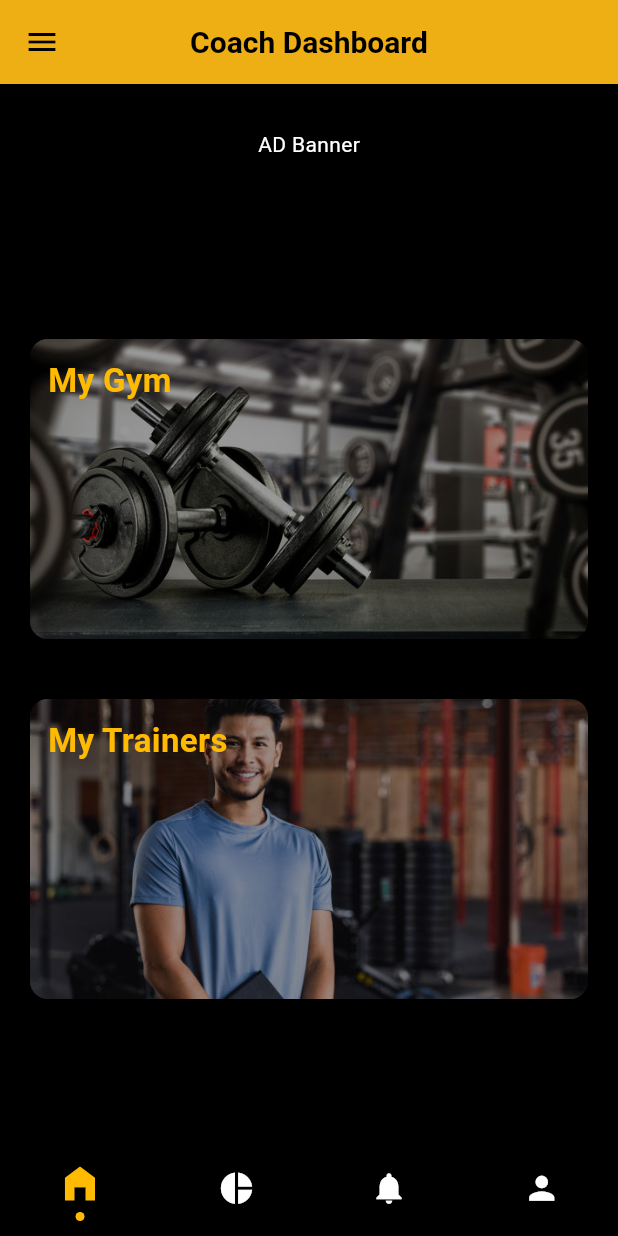
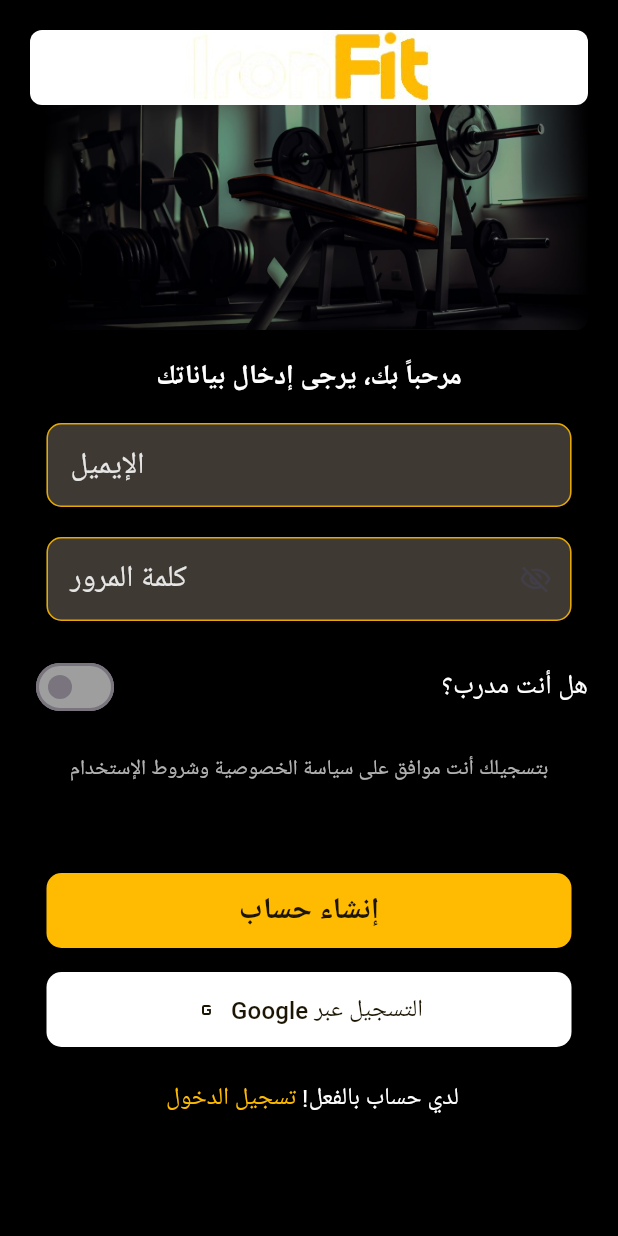
Before and after one commit to mohammadabusalh1/ironfit, a Flutter app: the screen it shows after launch, on a phone screen of 412 x 824 dp. Run offline on Flutter 3.47's test engine with Material 3 defaults, Android fonts, the phone set to English and light mode, and no system bars; our stand-ins replace get; Roboto replaces fonts that are missing (Inter).

Commit message:
SignUp Screen creation With it's widget

```diff
--- a/lib/core/presention/style/assets.dart
+++ b/lib/core/presention/style/assets.dart
@@ -1,4 +1,7 @@
 class Assets {
   static const String myGymImage = 'assets/images/gym.jpg';
   static const String myTrainerImage = 'assets/images/trainer.jpg';
+  static const String singUpImage = 'assets/images/signOne.jpeg';
+  static const String ironFit = 'assets/images/ironFit.jpg';
+  static const String ironFitLogo = 'assets/images/ironFitLogo.png';
 }
--- a/lib/core/routes/routes.dart
+++ b/lib/core/routes/routes.dart
@@ -1,11 +1,13 @@
 import 'package:flutter/material.dart';
 import 'package:ironfit/features/dashboard/screens/coach_dashboard.dart';
 import 'package:ironfit/features/my_gym/screens/my_gym_screen.dart';
+import 'package:ironfit/features/regestraion/register/widgets/sign_up_body.dart';
 
 class Routes {
   static const String home = '/';
   static const String coachDashboard = '/coachDashboard';
   static const String myGym = '/gymScreen';
+  static const String singUp = '/singUpScreen';
 }
 
 Route<dynamic> generateRoute(RouteSettings settings) {
@@ -14,6 +16,8 @@ Route<dynamic> generateRoute(RouteSettings settings) {
       return MaterialPageRoute(builder: (_) => CoachDashboard());
     case Routes.myGym:
       return MaterialPageRoute(builder: (_) => MyGymScreen());
+    case Routes.singUp:
+      return MaterialPageRoute(builder: (_) => const SignUpBody());
 
     default:
       return MaterialPageRoute(
--- /dev/null
+++ b/lib/features/regestraion/register/screens/sing_up_screen.dart
@@ -0,0 +1,15 @@
+import 'package:flutter/material.dart';
+import 'package:ironfit/features/regestraion/register/widgets/sign_up_body.dart';
+
+class SignUpScreen extends StatelessWidget {
+
+
+  const SignUpScreen({super.key});
+
+  @override
+  Widget build(BuildContext context) {
+    return const Scaffold(
+      body: SignUpBody(),
+    );
+  }
+}
--- /dev/null
+++ b/lib/features/regestraion/register/widgets/sign_up_body.dart
@@ -0,0 +1,281 @@
+import 'package:flutter/material.dart';
+import 'package:ironfit/core/presention/style/assets.dart';
+
+class SignUpBody extends StatefulWidget {
+
+  const SignUpBody({super.key});
+
+  @override
+  State<SignUpBody> createState() => _SignUpBodyState();
+}
+
+class _SignUpBodyState extends State<SignUpBody> {
+  final TextEditingController emailController = TextEditingController();
+
+  final TextEditingController passwordController = TextEditingController();
+
+  bool passwordVisibility = false;
+
+  bool isCoach = false;
+
+  @override
+  Widget build(BuildContext context) {
+    return GestureDetector(
+      onTap: () => FocusScope.of(context).unfocus(),
+      child: Scaffold(
+        backgroundColor: Colors.black,
+        body: SafeArea(
+          child: SingleChildScrollView(
+            child: Padding(
+              padding: const EdgeInsets.all(20.0),
+              child: Column(
+                mainAxisSize: MainAxisSize.max,
+                children: [
+                  _buildHeaderImages(),
+                  const SizedBox(height: 18),
+                  _buildWelcomeText(context),
+                  const SizedBox(height: 18),
+                  _buildEmailTextField(context),
+                  const SizedBox(height: 20),
+                  _buildPasswordTextField(context),
+                  const SizedBox(height: 20),
+                  _buildCoachSwitch(context),
+                  const SizedBox(height: 20),
+                  _buildPrivacyText(context),
+                  const SizedBox(height: 12),
+                  _buildRegisterButton(),
+                  const SizedBox(height: 12),
+                  _buildGoogleRegisterButton(),
+                  const SizedBox(height: 10),
+                  _buildLoginText(context),
+                ],
+              ),
+            ),
+          ),
+        ),
+      ),
+    );
+  }
+
+  Widget _buildHeaderImages() {
+    return Stack(
+      children: [
+        ClipRRect(
+          borderRadius: BorderRadius.circular(8),
+          child: Image.asset(
+          Assets.singUpImage,
+            width: double.infinity,
+            height: 200,
+            fit: BoxFit.cover,
+          ),
+        ),
+        ClipRRect(
+          borderRadius: BorderRadius.circular(8),
+          child: Image.asset(
+            Assets.ironFitLogo,
+            width: double.infinity,
+            height: 50,
+            fit: BoxFit.cover,
+            alignment: const Alignment(0, 0),
+          ),
+        ),
+      ],
+    );
+  }
+
+  Widget _buildWelcomeText(BuildContext context) {
+    return const Text(
+      'مرحباً بك، يرجى إدخال بياناتك',
+      style: TextStyle(
+        fontFamily: 'Inter',
+        color: Colors.white,
+        fontSize: 18,
+        fontWeight: FontWeight.w600,
+      ),
+    );
+  }
+
+  Widget _buildEmailTextField(BuildContext context) {
+    return Opacity(
+      opacity: 0.9,
+      child: Container(
+        width: 350,
+        child: TextFormField(
+          controller: emailController,
+          decoration: InputDecoration(
+            labelText: 'الإيميل',
+            hintText: 'abc@gmail.com',
+            labelStyle: const TextStyle(color: Colors.white, fontSize: 20),
+            filled: true,
+            fillColor: const Color(0xFF454038),
+            enabledBorder: OutlineInputBorder(
+              borderSide: const BorderSide(color: Color(0xFFFFBB02), width: 1),
+              borderRadius: BorderRadius.circular(10),
+            ),
+            focusedBorder: OutlineInputBorder(
+              borderRadius: BorderRadius.circular(10),
+            ),
+          ),
+          style: const TextStyle(color: Colors.white, fontSize: 16),
+        ),
+      ),
+    );
+  }
+
+  Widget _buildPasswordTextField(BuildContext context) {
+    return Opacity(
+      opacity: 0.9,
+      child: SizedBox(
+        width: 350,
+        child: StatefulBuilder(
+          builder: (context, setState) {
+            return TextFormField(
+              controller: passwordController,
+              obscureText: !passwordVisibility,
+              decoration: InputDecoration(
+                labelText: 'كلمة المرور',
+                hintText: '**',
+                labelStyle: const TextStyle(color: Colors.white, fontSize: 20),
+                filled: true,
+                fillColor: const Color(0xFF454038),
+                enabledBorder: OutlineInputBorder(
+                  borderSide: const BorderSide(color: Color(0xFFFFBB02), width: 1),
+                  borderRadius: BorderRadius.circular(10),
+                ),
+                suffixIcon: InkWell(
+                  onTap: () => setState(() {
+                    passwordVisibility = !passwordVisibility;
+                  }),
+                  child: Icon(
+                    passwordVisibility
+                        ? Icons.visibility_outlined
+                        : Icons.visibility_off_outlined,
+                    size: 22,
+                  ),
+                ),
+              ),
+              style: const TextStyle(color: Colors.white, fontSize: 16),
+            );
+          },
+        ),
+      ),
+    );
+  }
+
+  Widget _buildCoachSwitch(BuildContext context) {
+    return Row(
+      mainAxisAlignment: MainAxisAlignment.spaceBetween,
+      children: [
+        Switch.adaptive(
+          value: isCoach,
+          onChanged: (newValue) {
+            isCoach = newValue;
+          },
+          activeColor: const Color(0xFFFFBB02),
+          inactiveTrackColor: Colors.grey,
+        ),
+        const Text(
+          'هل أنت مدرب؟',
+          style: TextStyle(color: Colors.white, fontSize: 18),
+        ),
+      ],
+    );
+  }
+
+  Widget _buildPrivacyText(BuildContext context) {
+    return const Opacity(
+      opacity: 0.7,
+      child: Text(
+        'بتسجيلك أنت موافق على سياسة الخصوصية وشروط الإستخدام',
+        textAlign: TextAlign.center,
+        style: TextStyle(color: Colors.white, fontSize: 14, height: 1.5),
+      ),
+    );
+  }
+
+  Widget _buildRegisterButton() {
+    return SizedBox(
+      height: 100,
+      child: Align(
+        alignment: const AlignmentDirectional(0, 1),
+        child: Padding(
+          padding: const EdgeInsetsDirectional.fromSTEB(0, 0, 0, 4),
+          child: Container(
+            width: double.infinity,
+            constraints: const BoxConstraints(
+              maxWidth: 350,
+              minHeight: 50,
+            ),
+            child: ElevatedButton(
+              onPressed: () {
+              },
+              style: ElevatedButton.styleFrom(
+                foregroundColor: const Color(0xFF1C1503), padding: const EdgeInsets.symmetric(horizontal: 16), backgroundColor: const Color(0xFFFFBB02),
+                textStyle: const TextStyle(
+                  fontFamily: 'Inter',
+                  fontSize: 20,
+                  letterSpacing: 1,
+                  fontWeight: FontWeight.bold,
+                ),
+                elevation: 0,
+                shape: RoundedRectangleBorder(
+                  borderRadius: BorderRadius.circular(10),
+                ),
+              ),
+              child: const Text('إنشاء حساب'),
+            ),
+          ),
+        ),
+      ),
+    );
+  }
+
+  Widget _buildGoogleRegisterButton() {
+
+    return SizedBox(
+      child: Align(
+        alignment: const AlignmentDirectional(0, 1),
+        child: Padding(
+          padding: const EdgeInsetsDirectional.fromSTEB(0, 0, 0, 12),
+          child: Container(
+            width: double.infinity,
+            constraints: const BoxConstraints(
+              maxWidth: 350,
+              minHeight: 50,
+            ),
+            child:  ElevatedButton.icon(
+              onPressed: () {
+                // Handle button press
+              },
+              icon: const Icon(Icons.g_mobiledata, size: 16),
+              style: ElevatedButton.styleFrom(
+                foregroundColor: const Color(0xFF1C1503), backgroundColor: Colors.white,
+                padding: const EdgeInsets.symmetric(horizontal: 16, vertical: 12),
+                shape: RoundedRectangleBorder(borderRadius: BorderRadius.circular(10)),
+              ),
+              label: const Text('Google التسجيل عبر', style: TextStyle(fontSize: 16)),
+            ),
+          ),
+        ),
+      ),
+    );
+
+  }
+
+  Widget _buildLoginText(BuildContext context) {
+    return const Row(
+      mainAxisAlignment: MainAxisAlignment.center,
+      children: [
+        Text(
+          ' تسجيل الدخول',
+          style: TextStyle(color: Color(0xFFFFBB02), fontSize: 16),
+        ),
+        SizedBox(width: 4),
+        Text(
+          '!لدي حساب بالفعل',
+          style: TextStyle(color: Colors.white, fontSize: 16),
+        ),
+      ],
+    );
+  }
+}
--- a/lib/main.dart
+++ b/lib/main.dart
@@ -5,6 +5,7 @@ import 'package:ironfit/core/presention/style/palette.dart';
 import 'package:ironfit/core/routes/routes.dart';
 import 'package:ironfit/features/dashboard/screens/coach_dashboard.dart';
 import 'package:ironfit/features/my_gym/screens/my_gym_screen.dart';
+import 'package:ironfit/features/regestraion/register/screens/sing_up_screen.dart';
 
 
 void main() {
@@ -32,10 +33,11 @@ class MyApp extends StatelessWidget {
           iconTheme: IconThemeData(color: Palette.black),
         ),
       ),
-      initialRoute: Routes.home,
+      initialRoute: Routes.singUp,
       getPages: [
         GetPage(name: Routes.home, page: () => CoachDashboard()),
         GetPage(name: Routes.myGym, page: () => MyGymScreen()),
+        GetPage(name: Routes.singUp, page: () => const SignUpScreen()),
       ],
     );
 
--- a/pubspec.yaml
+++ b/pubspec.yaml
@@ -34,6 +34,9 @@ flutter:
   assets:
     - assets/images/gym.jpg
     - assets/images/trainer.jpg
+    - assets/images/signOne.jpeg
+    - assets/images/ironFit.jpg
+    - assets/images/ironFitLogo.png
 
   # Fonts can also be added if required for custom typography
   # fonts:
```
Also changed, not shown: assets/images/ironFit.jpg (added), assets/images/ironFitLogo.png (added), assets/images/signOne.jpeg (added), lib/features/regestraion/register/controllers/sign_up_controller.dart (added).
